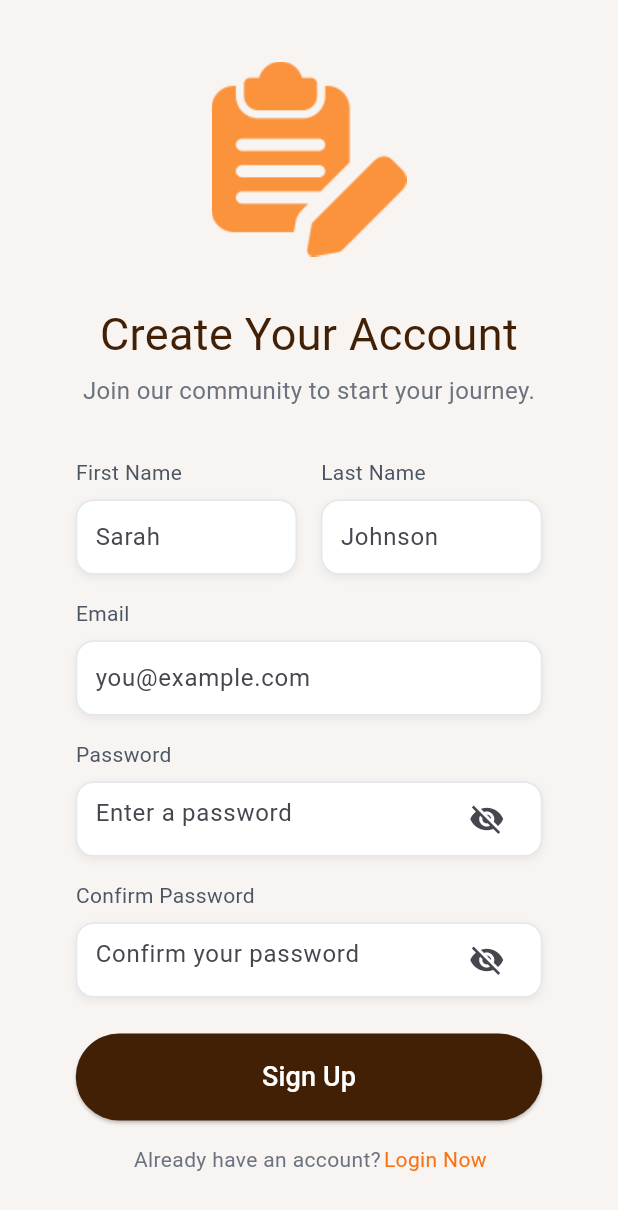
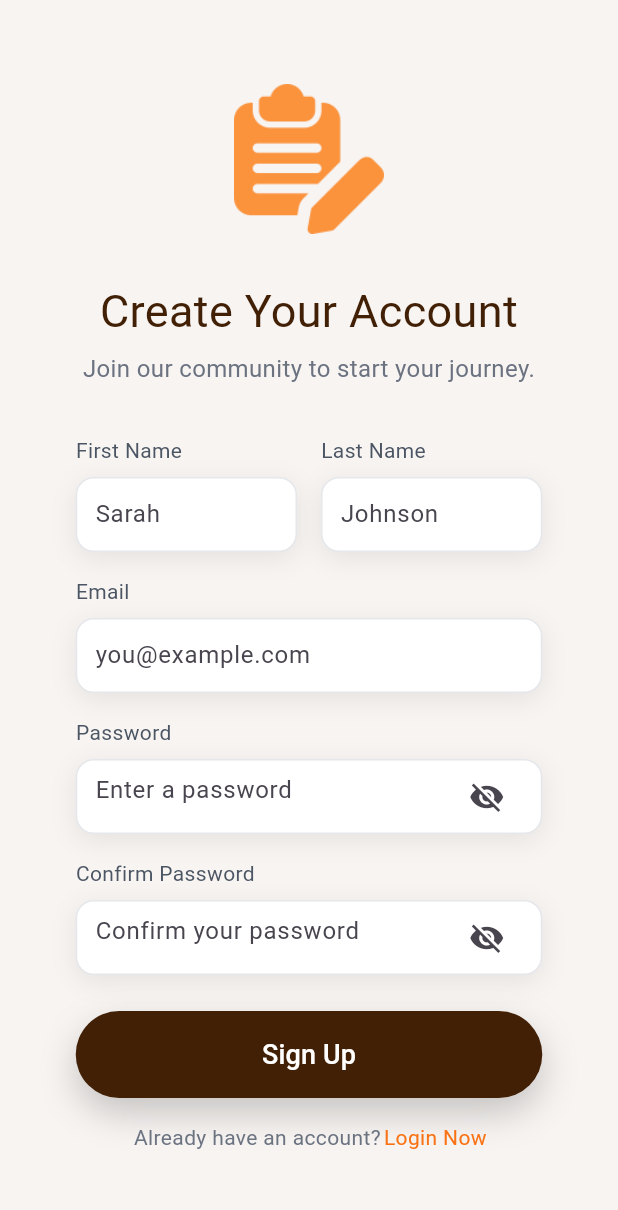
Before and after one commit to HooJunYong/Pawse, a Flutter app: the screen it shows after launch, after a tap on "Sign Up", on a phone screen of 412 x 824 dp. Shown: the top 1210 px of the screen. Run offline on Flutter 3.47's test engine with Material 3 defaults, Android fonts, the phone set to English and light mode, and no system bars; our stand-ins replace flutter_dotenv, image_picker; network calls fail; Roboto replaces fonts that are missing (Nunito).

Commit message:
add shadow add cancel booking function

```diff
--- a/frontend/lib/screens/auth/login_screen.dart
+++ b/frontend/lib/screens/auth/login_screen.dart
@@ -4,6 +4,7 @@ import 'package:flutter/material.dart';
 import 'package:flutter_dotenv/flutter_dotenv.dart';
 import 'package:http/http.dart' as http;
 
+import '../../theme/shadows.dart';
 import '../admin/admin_therapist_management.dart';
 import '../profile/profile_screen.dart';
 import 'forgot_password_screen.dart';
@@ -253,13 +254,7 @@ class _LoginWidgetState extends State<LoginWidget> {
                         Container(
                           decoration: BoxDecoration(
                             borderRadius: BorderRadius.circular(12),
-                            boxShadow: const [
-                              BoxShadow(
-                                color: Color.fromRGBO(0, 0, 0, 0.06),
-                                offset: Offset(0, 2),
-                                blurRadius: 4,
-                              )
-                            ],
+                            boxShadow: kPillShadow,
                             color: const Color.fromRGBO(255, 255, 255, 1),
                             border: Border.all(
                               color: const Color.fromRGBO(229, 231, 235, 1),
@@ -306,13 +301,7 @@ class _LoginWidgetState extends State<LoginWidget> {
                         Container(
                           decoration: BoxDecoration(
                             borderRadius: BorderRadius.circular(12),
-                            boxShadow: const [
-                              BoxShadow(
-                                color: Color.fromRGBO(0, 0, 0, 0.06),
-                                offset: Offset(0, 2),
-                                blurRadius: 4,
-                              )
-                            ],
+                            boxShadow: kPillShadow,
                             color: const Color.fromRGBO(255, 255, 255, 1),
                             border: Border.all(
                               color: const Color.fromRGBO(229, 231, 235, 1),
@@ -350,10 +339,16 @@ class _LoginWidgetState extends State<LoginWidget> {
                   ),
                   const SizedBox(height: 24),
                   // Log In button
-                  SizedBox(
+                  Container(
+                    decoration: BoxDecoration(
+                      borderRadius: BorderRadius.circular(9999),
+                      boxShadow: kButtonShadow,
+                    ),
+                    child: SizedBox(
                       width: double.infinity,
                       child: ElevatedButton(
                         style: ElevatedButton.styleFrom(
+                          elevation: 0,
                           backgroundColor: const Color.fromRGBO(66, 32, 6, 1),
                           padding: const EdgeInsets.symmetric(vertical: 16),
                           shape: RoundedRectangleBorder(
@@ -366,6 +361,7 @@ class _LoginWidgetState extends State<LoginWidget> {
                             fontSize: 18,
                             fontFamily: 'Nunito',
                             color: Colors.white,
+                          ),
                         ),
                       ),
                     ),
--- a/frontend/lib/screens/auth/signup_screen.dart
+++ b/frontend/lib/screens/auth/signup_screen.dart
@@ -3,6 +3,8 @@ import 'dart:convert';
 import 'package:flutter/material.dart';
 import 'package:flutter_dotenv/flutter_dotenv.dart';
 import 'package:http/http.dart' as http;
+
+import '../../theme/shadows.dart';
 
 // A new SignupWidget that matches the style of your LoginWidget
 class SignupWidget extends StatefulWidget {
@@ -118,13 +120,7 @@ class _SignupWidgetState extends State<SignupWidget> {
         Container(
           decoration: BoxDecoration(
             borderRadius: BorderRadius.circular(12),
-            boxShadow: const [
-              BoxShadow(
-                color: Color.fromRGBO(0, 0, 0, 0.06),
-                offset: Offset(0, 2),
-                blurRadius: 4,
-              )
-            ],
+            boxShadow: kPillShadow,
             color: const Color.fromRGBO(255, 255, 255, 1),
             border: Border.all(
               color: const Color.fromRGBO(229, 231, 235, 1),
@@ -173,8 +169,8 @@ class _SignupWidgetState extends State<SignupWidget> {
                         padding: const EdgeInsets.only(bottom: 10),
                         child: Image.asset(
                           'assets/images/edit.png',
-                          width: 130,
-                          height: 130,
+                          width: 100,
+                          height: 100,
                           fit: BoxFit.contain,
                         ),
                       ),
@@ -299,10 +295,16 @@ class _SignupWidgetState extends State<SignupWidget> {
                     const SizedBox(height: 24),
 
                     // Sign Up button
-                    SizedBox(
+                    Container(
+                      decoration: BoxDecoration(
+                        borderRadius: BorderRadius.circular(9999),
+                        boxShadow: kButtonShadow,
+                      ),
+                      child: SizedBox(
                         width: double.infinity,
                         child: ElevatedButton(
                           style: ElevatedButton.styleFrom(
+                            elevation: 0,
                             backgroundColor: const Color.fromRGBO(66, 32, 6, 1),
                             padding: const EdgeInsets.symmetric(vertical: 16),
                             shape: RoundedRectangleBorder(
@@ -316,6 +318,7 @@ class _SignupWidgetState extends State<SignupWidget> {
                               fontSize: 18,
                               fontFamily: 'Nunito',
                               color: Colors.white,
+                            ),
                           ),
                         ),
                       ),
--- /dev/null
+++ b/frontend/lib/theme/shadows.dart
@@ -0,0 +1,26 @@
+import 'package:flutter/material.dart';
+
+/// Shared shadows used across auth and therapist screens for consistent depth.
+const List<BoxShadow> kCardShadow = [
+  BoxShadow(
+    color: Color(0x1A000000),
+    blurRadius: 18,
+    offset: Offset(0, 8),
+  ),
+];
+
+const List<BoxShadow> kPillShadow = [
+  BoxShadow(
+    color: Color(0x14000000),
+    blurRadius: 14,
+    offset: Offset(0, 4),
+  ),
+];
+
+const List<BoxShadow> kButtonShadow = [
+  BoxShadow(
+    color: Color(0x33000000),
+    blurRadius: 20,
+    offset: Offset(0, 10),
+  ),
+];
```
Also changed, not shown: frontend/lib/screens/auth/forgot_password_screen.dart (+10 -8 lines), frontend/lib/screens/auth/otp_screen.dart (+10 -8 lines), frontend/lib/screens/auth/reset_password_screen.dart (+39 -37 lines), frontend/lib/screens/therapist/booking_session_screen.dart (+14 -0 lines), frontend/lib/screens/therapist/therapist_info_screen.dart (+24 -14 lines), 2 other files. Lines whose indentation alone changed are shown as unchanged.
